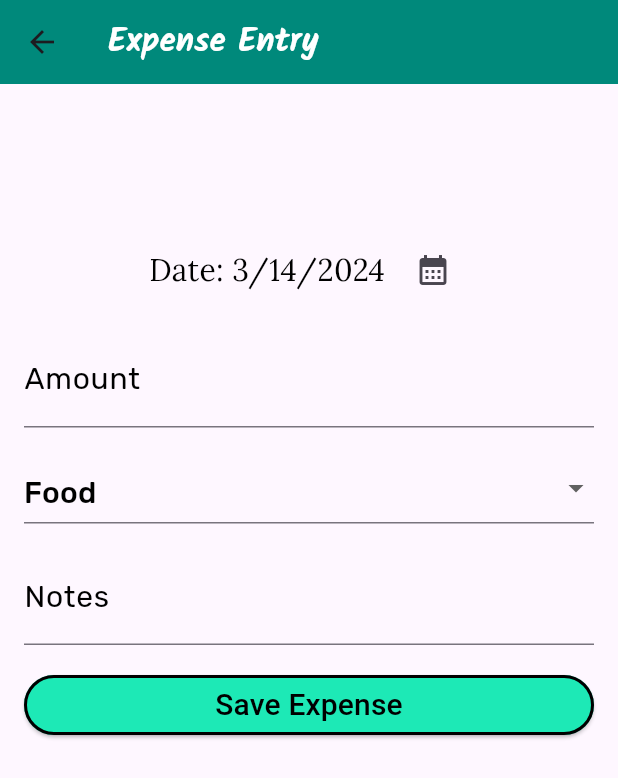
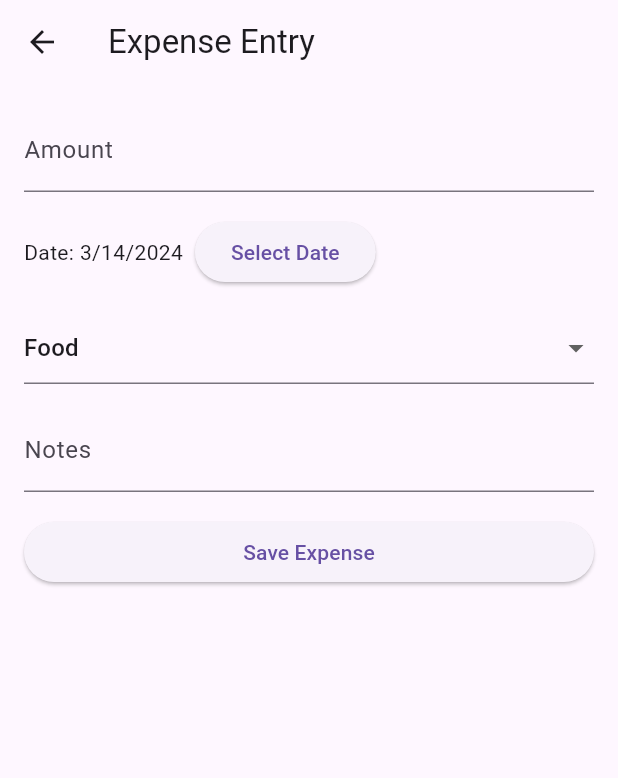
Before and after one commit to CSC4360Spring2024/Project1, a Flutter app: the ExpenseEntryScreen screen opened directly, on a phone screen of 412 x 824 dp. Shown: the top 778 px of the screen. Run offline on Flutter 3.47's test engine with Material 3 defaults, Android fonts, the phone set to English and light mode, and no system bars; our stand-ins replace charts_flutter, google_fonts, sqflite; accounts and stored records are empty.

Commit message:
Revert "UI Expenese Entry"

```diff
--- a/lib/screens/expense_entry_screen.dart
+++ b/lib/screens/expense_entry_screen.dart
@@ -1,5 +1,4 @@
 import 'package:flutter/material.dart';
-import 'package:google_fonts/google_fonts.dart';
 import 'package:intl/intl.dart';
 import '../controllers/expense_entry_controller.dart';
 
@@ -15,69 +14,36 @@ class _ExpenseEntryScreenState extends State<ExpenseEntryScreen> {
   Widget build(BuildContext context) {
     return Scaffold(
       appBar: AppBar(
-        title: Text(
-          'Expense Entry',
-          style: GoogleFonts.kalam(
-            color: Colors.white,
-            fontWeight: FontWeight.bold,
-          ),
-        ),
-        backgroundColor: Colors.teal[600],
+        title: Text('Expense Entry'),
       ),
       body: SingleChildScrollView(
-        padding: EdgeInsets.only(top: 100, left: 16.0, right: 16.0, bottom: 16.0),
+        padding: EdgeInsets.all(16.0),
         child: Column(
           crossAxisAlignment: CrossAxisAlignment.stretch,
           children: <Widget>[
-            SizedBox(width: 20.0),
-            Center(
-              child: Row(
-                mainAxisAlignment: MainAxisAlignment.center,
-                children: <Widget>[
-                  Text(
-                    'Date: ${DateFormat.yMd().format(_controller.selectedDate)}',
-                    style: GoogleFonts.lora(
-                      color: Colors.black,
-                      fontSize: 20,
-                    ),
-                  ),
-                  SizedBox(width: 8.0),
-                  IconButton(
-                    icon: Icon(Icons.calendar_month),
-                    onPressed: () async {
-                      await _controller.selectDate(context);
-                      setState(() {});
-                    },
-                  ),
-                ],
-              ),
-            ),
-            SizedBox(height: 16.0),
             TextField(
               controller: _controller.amountController,
               keyboardType: TextInputType.number,
-              decoration: InputDecoration(
-                labelText: 'Amount',
-                labelStyle: GoogleFonts.rubik(
-                  color: Colors.black,
-                  fontSize: 20,
+              decoration: InputDecoration(labelText: 'Amount'),
+            ),
+            SizedBox(height: 16.0),
+            Row(
+              children: <Widget>[
+                Text('Date: ${DateFormat.yMd().format(_controller.selectedDate)}'),
+                SizedBox(width: 8.0),
+                ElevatedButton(
+                  child: Text('Select Date'),
+                  onPressed: () async {
+                    await _controller.selectDate(context);
+                    setState(() {}); // Update the screen after date selection
+                  },
                 ),
-              ),
-              style: GoogleFonts.rubik(
-                color: Colors.black,
-                fontSize: 20,
-              ),
+              ],
             ),
             SizedBox(height: 16.0),
             DropdownButtonFormField(
               value: _controller.selectedCategory,
-              hint: Text(
-                'Category',
-                style: GoogleFonts.rubik(
-                  color: Colors.black,
-                  fontSize: 20,
-                ),
-              ),
+              hint: Text('Category'),
               onChanged: (value) {
                 setState(() {
                   _controller.selectedCategory = value.toString();
@@ -87,47 +53,18 @@ class _ExpenseEntryScreenState extends State<ExpenseEntryScreen> {
                   .map<DropdownMenuItem<String>>((String value) {
                 return DropdownMenuItem<String>(
                   value: value,
-                  child: Text(
-                    value,
-                    style: GoogleFonts.rubik(
-                      color: Colors.black,
-                      fontSize: 20,
-                    ),
-                  ),
+                  child: Text(value),
                 );
               }).toList(),
             ),
             SizedBox(height: 16.0),
             TextField(
               controller: _controller.notesController,
-              decoration: InputDecoration(
-                labelText: 'Notes',
-                labelStyle: GoogleFonts.rubik(
-                  color: Colors.black,
-                  fontSize: 20,
-                ),
-              ),
-              style: GoogleFonts.rubik(
-                color: Colors.black,
-                fontSize: 20,
-              ),
+              decoration: InputDecoration(labelText: 'Notes'),
             ),
             SizedBox(height: 16.0),
             ElevatedButton(
-              style: ElevatedButton.styleFrom(
-                backgroundColor: Colors.tealAccent[400],
-                side: BorderSide(
-                  color: Colors.black,
-                  width: 2.0
-                ),
-              ),
-              child: Text(
-                'Save Expense',
-                style: GoogleFonts.ibmPlexSansArabic(
-                  color: Colors.black,
-                  fontSize: 20,
-                ),
-              ),
+              child: Text('Save Expense'),
               onPressed: () {
                 _controller.saveExpense(context);
               },
```
